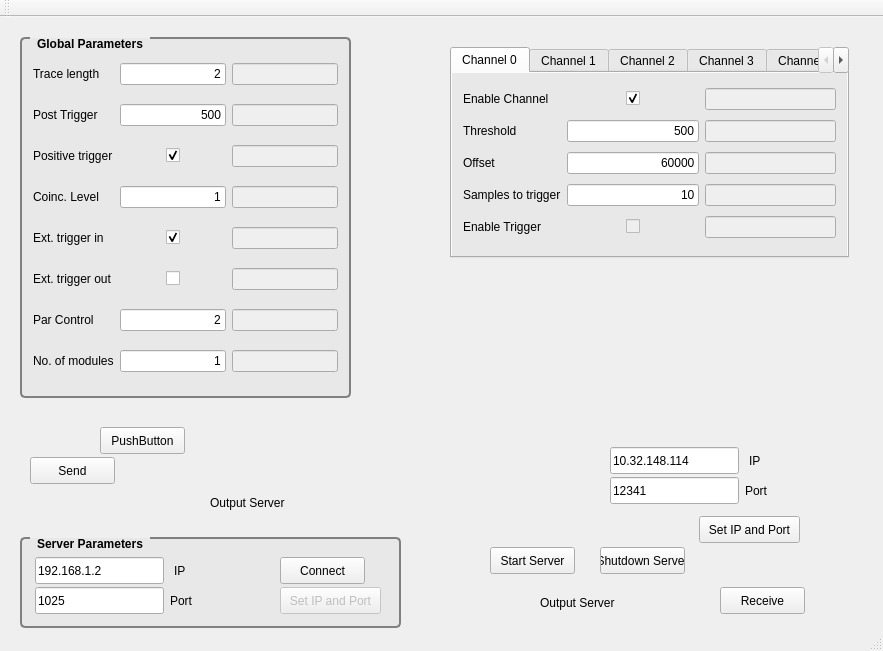
The window that mainwindow.ui (mstkph2011/FlashADC_Control) describes before a commit, drawn with Qt 5.
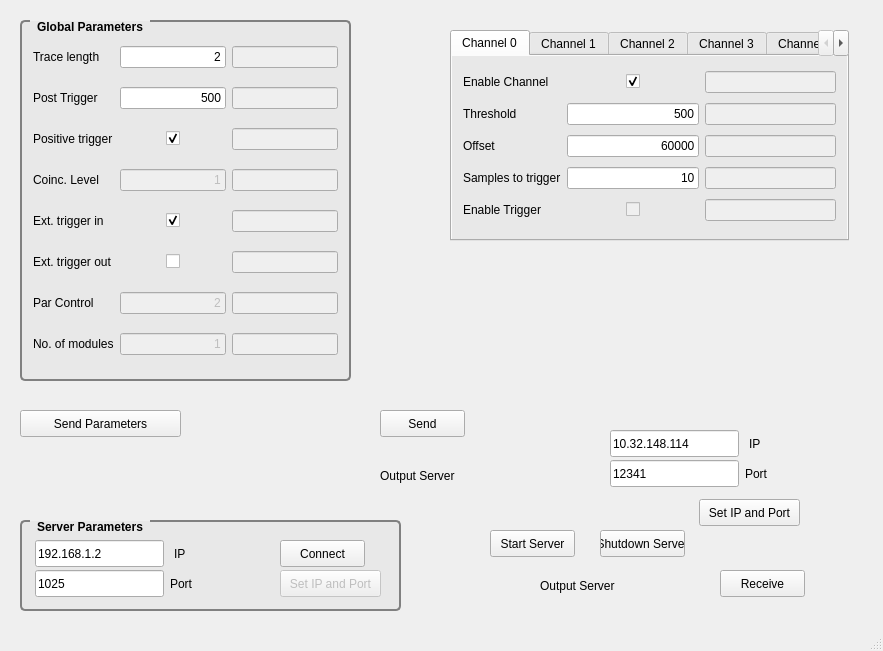
The same window after the commit.

Commit message: disabled some controls

```diff
--- a/mainwindow.ui
+++ b/mainwindow.ui
@@ -59,8 +59,8 @@
    <widget class="QPushButton" name="btnSend">
     <property name="geometry">
      <rect>
-      <x>30</x>
-      <y>440</y>
+      <x>380</x>
+      <y>410</y>
       <width>85</width>
       <height>27</height>
      </rect>
@@ -270,6 +270,9 @@
      </item>
      <item row="11" column="1">
       <widget class="QLineEdit" name="ledParControlInput">
+       <property name="enabled">
+        <bool>false</bool>
+       </property>
        <property name="text">
         <string>2</string>
        </property>
@@ -324,6 +327,9 @@
      </item>
      <item row="7" column="1">
       <widget class="QLineEdit" name="ledCoincLevelInput">
+       <property name="enabled">
+        <bool>false</bool>
+       </property>
        <property name="text">
         <string>1</string>
        </property>
@@ -348,6 +354,9 @@
      </item>
      <item row="12" column="1">
       <widget class="QLineEdit" name="ledNoOfModulesInput">
+       <property name="enabled">
+        <bool>false</bool>
+       </property>
        <property name="text">
         <string>1</string>
        </property>
@@ -1566,14 +1575,14 @@
    <widget class="QPushButton" name="btnShowParameter">
     <property name="geometry">
      <rect>
-      <x>100</x>
+      <x>20</x>
       <y>410</y>
-      <width>85</width>
+      <width>161</width>
       <height>27</height>
      </rect>
     </property>
     <property name="text">
-     <string>PushButton</string>
+     <string>Send Parameters</string>
     </property>
    </widget>
    <widget class="QGroupBox" name="groupBox">
@@ -1682,8 +1691,8 @@
    <widget class="QLabel" name="labOutput">
     <property name="geometry">
      <rect>
-      <x>210</x>
-      <y>470</y>
+      <x>380</x>
+      <y>460</y>
       <width>131</width>
       <height>31</height>
      </rect>
@@ -1693,14 +1702,6 @@
     </property>
    </widget>
   </widget>
-  <widget class="QToolBar" name="mainToolBar">
-   <attribute name="toolBarArea">
-    <enum>TopToolBarArea</enum>
-   </attribute>
-   <attribute name="toolBarBreak">
-    <bool>false</bool>
-   </attribute>
-  </widget>
   <widget class="QStatusBar" name="statusBar"/>
  </widget>
  <layoutdefault spacing="6" margin="11"/>
```
Left out of the diff: 10 changed lines with no effect on the pictures. The commit also changes 2 other files.
